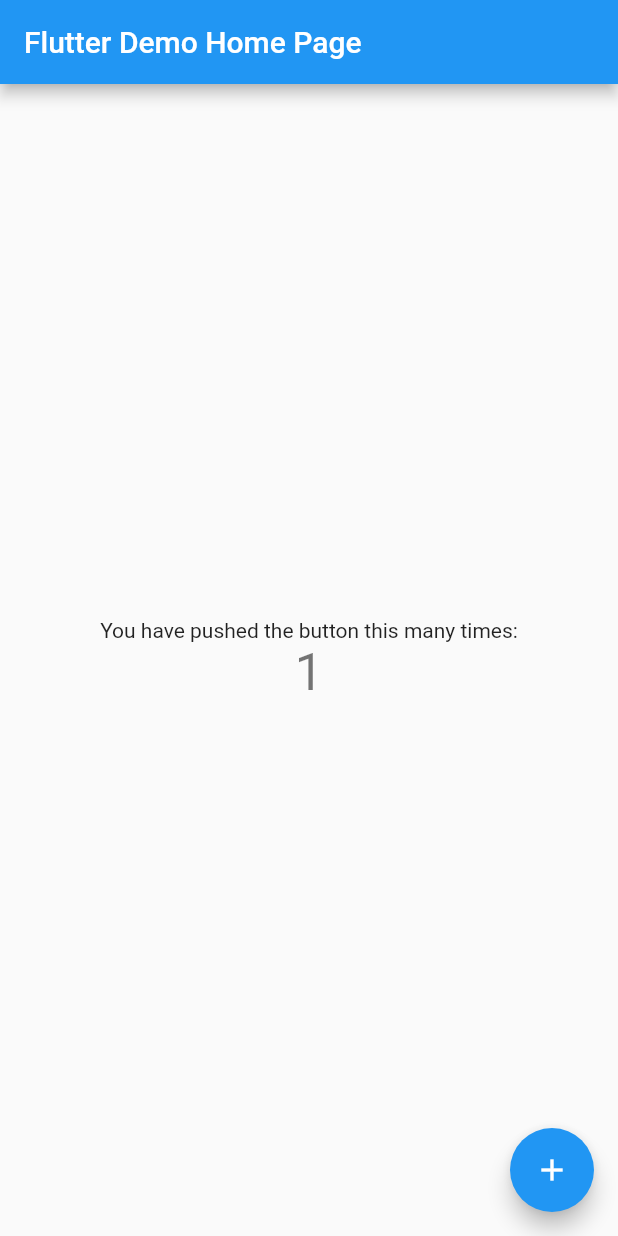
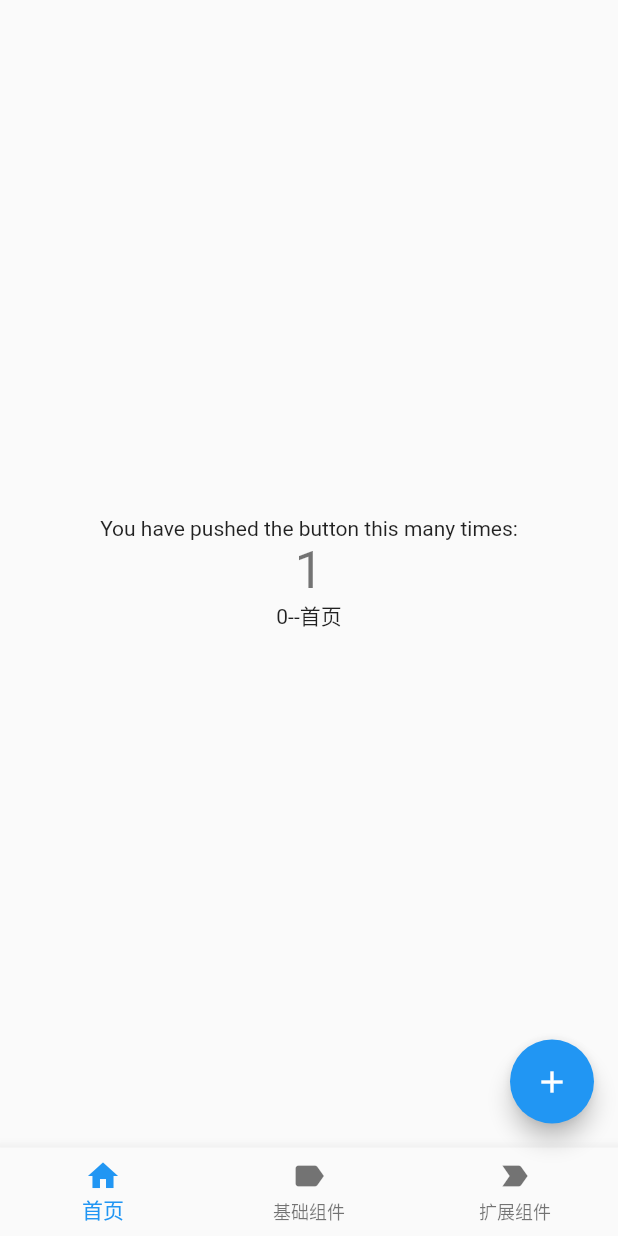
Before and after one commit to davidfang/flutter_demo, a Flutter app: the screen it shows after launch, after a tap on the "add" icon, on a phone screen of 412 x 824 dp. Run offline on Flutter 3.47's test engine with Material 2 defaults, Android fonts, the phone set to English and light mode, and no system bars.

Commit message:
普通的底部tabb

```diff
--- a/lib/main.dart
+++ b/lib/main.dart
@@ -47,6 +47,14 @@ class MyHomePage extends StatefulWidget {
 
 class _MyHomePageState extends State<MyHomePage> {
   int _counter = 0;
+  //底部导航
+  List _bottoms = [
+    {"page": "", "icon": Icons.home, "label": "首页"},
+    {"page": "", "icon": Icons.label, "label": "基础组件"},
+    {"page": "", "icon": Icons.label_important, "label": "扩展组件"},
+  ];
+  //当前底部导航
+  int _currentBottomIndex = 0;
 
   void _incrementCounter() {
     setState(() {
@@ -68,11 +76,11 @@ class _MyHomePageState extends State<MyHomePage> {
     // fast, so that you can just rebuild anything that needs updating rather
     // than having to individually change instances of widgets.
     return Scaffold(
-      appBar: AppBar(
-        // Here we take the value from the MyHomePage object that was created by
-        // the App.build method, and use it to set our appbar title.
-        title: Text(widget.title),
-      ),
+      // appBar: AppBar(
+      //   // Here we take the value from the MyHomePage object that was created by
+      //   // the App.build method, and use it to set our appbar title.
+      //   title: Text(widget.title),
+      // ),
       body: Center(
         // Center is a layout widget. It takes a single child and positions it
         // in the middle of the parent.
@@ -100,6 +108,8 @@ class _MyHomePageState extends State<MyHomePage> {
               '$_counter',
               style: Theme.of(context).textTheme.headline4,
             ),
+            Text(
+                "${_currentBottomIndex}--${_bottoms[_currentBottomIndex]['label']}")
           ],
         ),
       ),
@@ -108,6 +118,20 @@ class _MyHomePageState extends State<MyHomePage> {
         tooltip: 'Increment',
         child: Icon(Icons.add),
       ), // This trailing comma makes auto-formatting nicer for build methods.
+      bottomNavigationBar: BottomNavigationBar(
+        onTap: (index) {
+          setState(() {
+            _currentBottomIndex = index;
+          });
+        },
+        currentIndex: _currentBottomIndex,
+        items: _bottoms
+            .map((e) => BottomNavigationBarItem(
+                  icon: Icon(e["icon"]),
+                  label: e["label"],
+                ))
+            .toList(),
+      ),
     );
   }
 }
```
